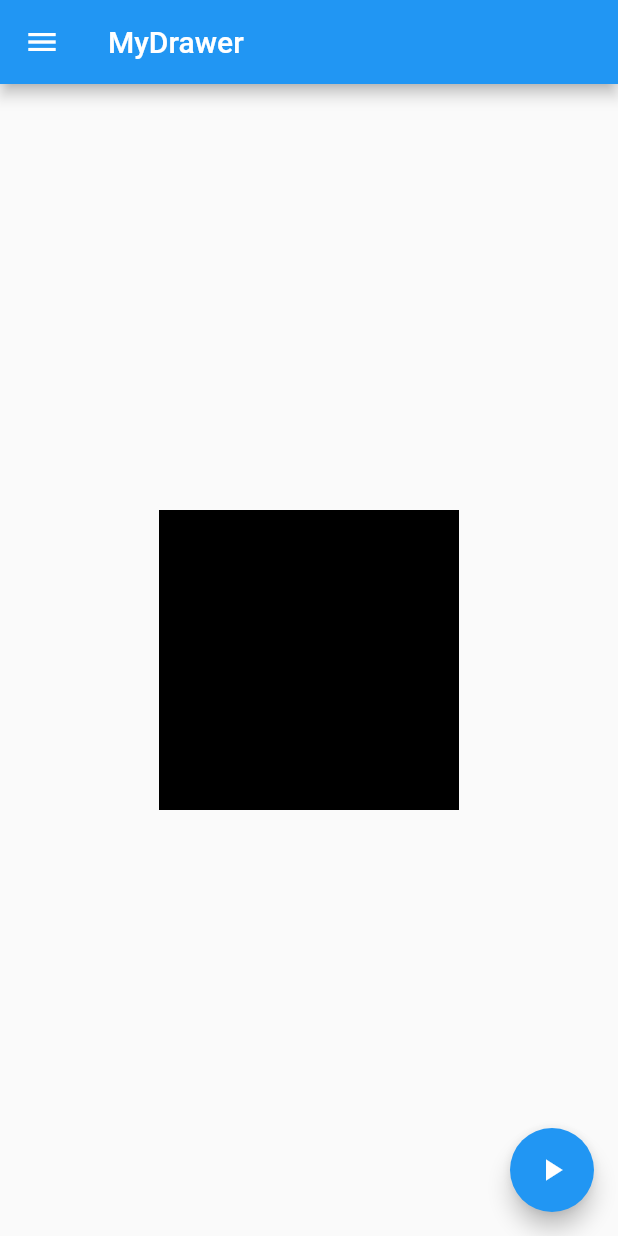
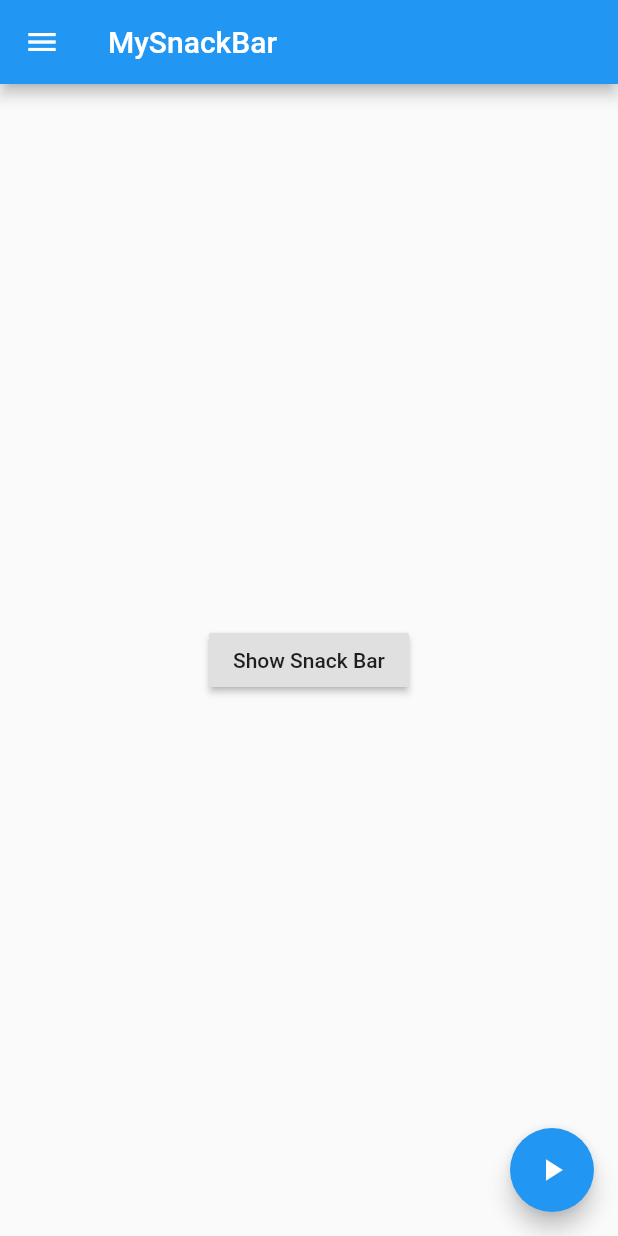
Before and after one commit to beegle-evan/flutter-tutorial-study, a Flutter app: the screen it shows after launch, on a phone screen of 412 x 824 dp. Run offline on Flutter 3.47's test engine with Material 2 defaults, Android fonts, the phone set to English and light mode, and no system bars.

Commit message:
[Add] SnackBar

```diff
--- /dev/null
+++ b/flutter_tutorial_study/lib/SnackBar.dart
@@ -0,0 +1,95 @@
+import 'package:flutter/material.dart';
+
+class MyStackBar extends StatefulWidget {
+  @override
+  _MyStackBarState createState() => _MyStackBarState();
+}
+
+class _MyStackBarState extends State<MyStackBar> {
+  bool _visible = false;
+
+  @override
+  Widget build(BuildContext context) {
+    return Scaffold(
+      drawer: _buildDrawer(),
+      appBar: _buildAppBar(),
+      body: _buildBody(),
+      floatingActionButton: _buildFloatingActionButton(),
+    );
+  }
+
+  Widget _buildAppBar() {
+    return AppBar(
+        title: Text('MySnackBar')
+    );
+  }
+
+  Widget _buildBody() {
+    return Builder(builder: (context)=> Center(
+        child: RaisedButton(onPressed: (){
+          final snackBar = SnackBar(
+            content: Text('This is snackBar'),
+            action: SnackBarAction(label: 'exit', onPressed: () {
+              // 눌렀을 때 처리
+
+            },),
+          );
+          Scaffold.of(context).showSnackBar(snackBar);
+        },
+          child: Text('Show Snack Bar'),
+        ),
+      )
+    );
+  }
+
+  Widget _buildFloatingActionButton() {
+    return FloatingActionButton(
+      onPressed: () {
+        setState(() {
+          _visible = !_visible;
+        });
+      },
+      child: Icon(Icons.play_arrow),
+    );
+  }
+
+  Widget _buildDrawer() {
+    return Drawer(
+      child: ListView(
+        padding: EdgeInsets.zero,
+        children: <Widget>[
+          DrawerHeader(
+            child: Text('Header'),
+            decoration: BoxDecoration(
+                color: Colors.blue
+            ),
+          ),
+          ListTile(
+            title: Text('Item1'),
+            onTap: () {
+              // TODO
+              // 할일 작성
+              Navigator.pop(context); // draw를 닫아줌
+            },
+          ),
+          ListTile(
+            title: Text('Item2'),
+            onTap: () {
+              // TODO
+              // 할일 작성
+              Navigator.pop(context); // draw를 닫아줌
+            },
+          ),
+          ListTile(
+            title: Text('Item3'),
+            onTap: () {
+              // TODO
+              // 할일 작성
+              Navigator.pop(context); // draw를 닫아줌
+            },
+          )
+        ],
+      ),
+    );
+  }
+}
--- a/flutter_tutorial_study/lib/main.dart
+++ b/flutter_tutorial_study/lib/main.dart
@@ -2,6 +2,7 @@ import 'package:flutter/material.dart';
 import 'package:flutter_tutorial_study/AnimatedContainer.dart';
 import 'package:flutter_tutorial_study/AnimatedOpacity.dart';
 import 'package:flutter_tutorial_study/Drawer.dart';
+import 'package:flutter_tutorial_study/SnackBar.dart';
 
 void main() {
   runApp(MyApp());
@@ -74,6 +75,6 @@ class _MyHomePageState extends State<MyHomePage> {
     // The Flutter framework has been optimized to make rerunning build methods
     // fast, so that you can just rebuild anything that needs updating rather
     // than having to individually change instances of widgets.
-    return MyDrawer();
+    return MyStackBar();
   }
 }
```
